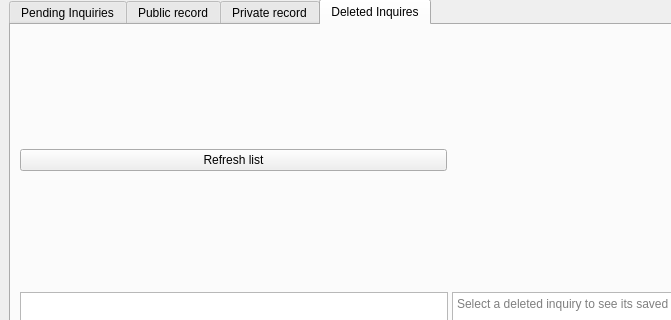
Old version of the form mainidyll.ui in the repository RayGahler/IdyllwildApp; both pictures show x 0 to 671 and y 135 to 455 of the 900 by 720 pixel window.
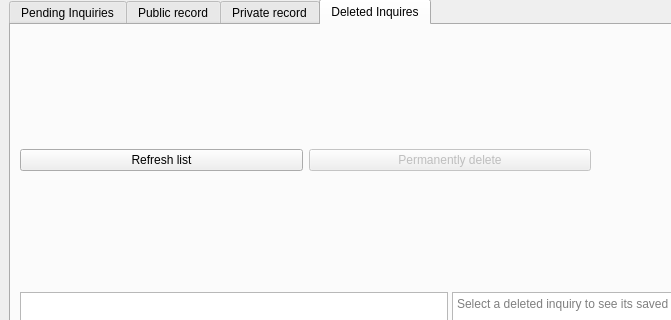
New version of the form. The open tabs and pages were chosen to show the change.

Commit message: Added perm delete in deleted Inquiries tab. Also inquiries by created

Diff of the .ui file:
```diff
--- a/mainidyll.ui
+++ b/mainidyll.ui
@@ -167,6 +167,10 @@
         <item>
          <layout class="QHBoxLayout" name="deletedToolbar">
           <item><widget class="QPushButton" name="refreshDeletedButton"><property name="text"><string>Refresh list</string></property></widget></item>
+          <item><widget class="QPushButton" name="permanentlyDeleteButton">
+           <property name="enabled"><bool>false</bool></property>
+           <property name="text"><string>Permanently delete</string></property>
+          </widget></item>
           <item><widget class="QLabel" name="deletedListStatus"><property name="text"><string/></property></widget></item>
          </layout>
         </item>
```
The commit also changes 8 other files.
